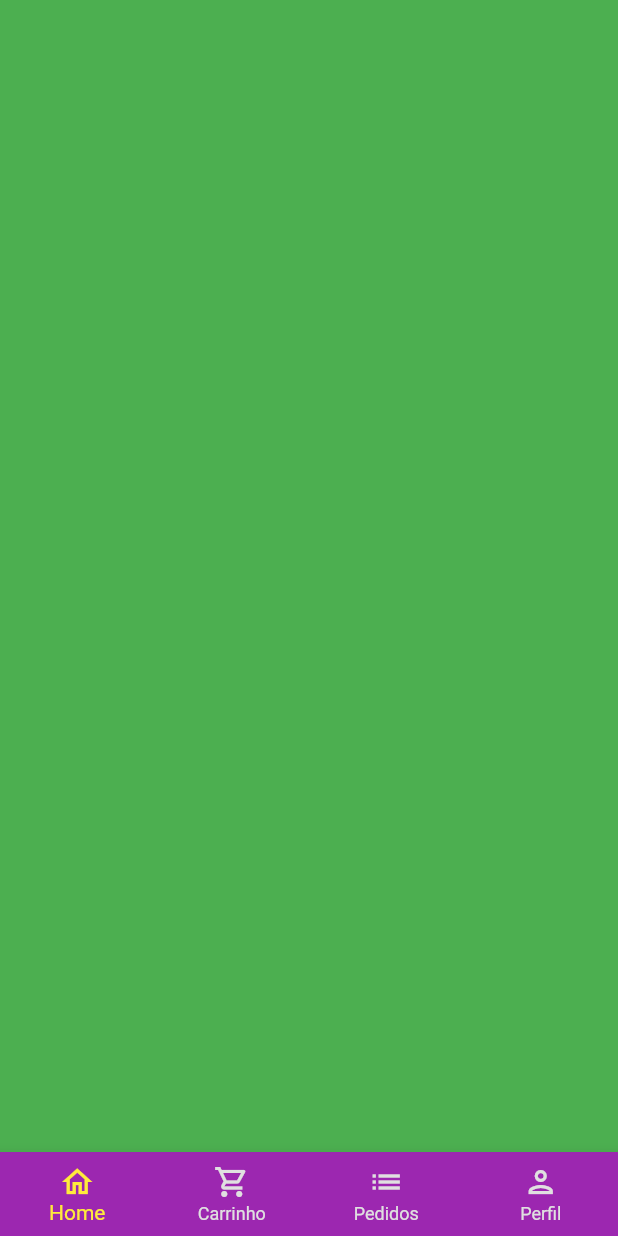
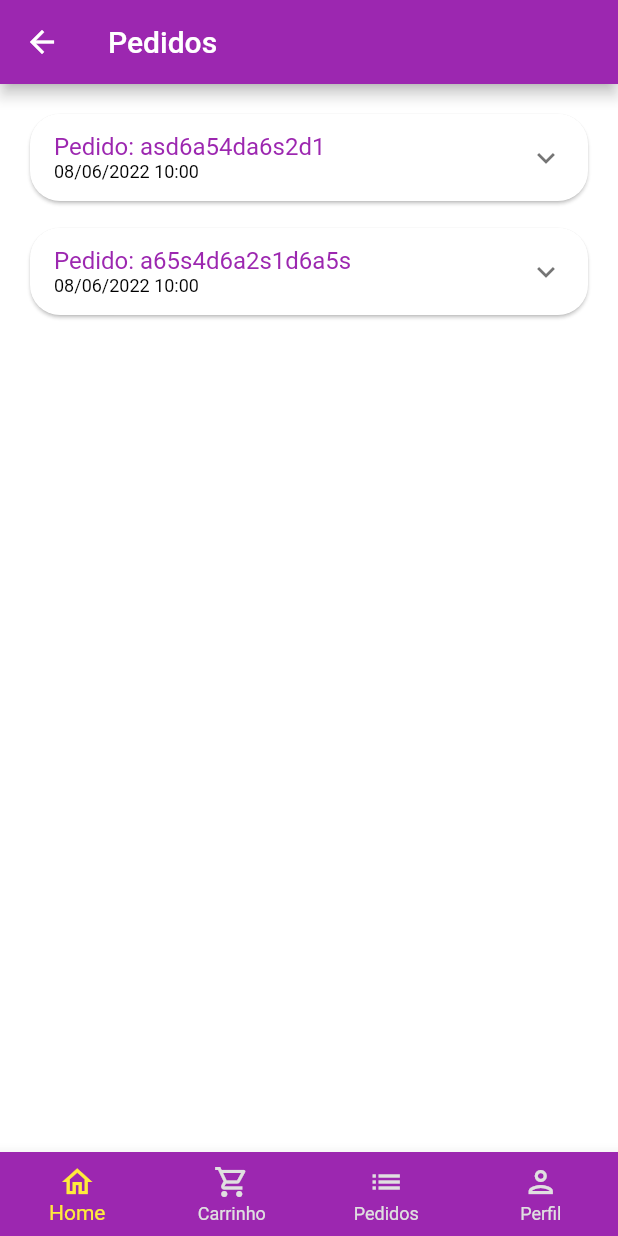
Before and after one commit to emanuelleaviana/purplegrocer, a Flutter app: the BaseScreen screen opened directly, swiped to page 3, on a phone screen of 412 x 824 dp. Run offline on Flutter 3.47's test engine with Material 2 defaults, Android fonts, the phone set to English and light mode, and no system bars; our stand-ins replace animated_text_kit, mask_text_input_formatter.

Commit message:
feat: Adicionando tela de pedidos

```diff
--- a/lib/src/config/app_data.dart
+++ b/lib/src/config/app_data.dart
@@ -1,5 +1,6 @@
 import 'package:quitanda/src/models/cart_item_model.dart';
 import 'package:quitanda/src/models/item_model.dart';
+import 'package:quitanda/src/models/order_model.dart';
 import 'package:quitanda/src/models/user_model.dart';
 
 ItemModel apple = ItemModel(
@@ -96,3 +97,46 @@ UserModel user = UserModel(
   cpf: '098.895.833-30',
   password: '',
 );
+
+List<OrderModel> orders = [
+  OrderModel(
+    copyAndPaste: 'q1w2e3r4t5y6',
+    createdDateTime: DateTime.parse(
+      '2022-06-08 10:00:10.458',
+    ),
+    overdueDateTime: DateTime.parse(
+      '2022-06-08 11:00:10.458',
+    ),
+    id: 'asd6a54da6s2d1',
+    status: 'refunded',
+    total: 11.0,
+    items: [
+      CartItemModel(
+        item: apple,
+        quantity: 2,
+      ),
+      CartItemModel(
+        item: mango,
+        quantity: 2,
+      ),
+    ],
+  ),
+  OrderModel(
+    copyAndPaste: 'q1w2e3r4t5y6',
+    createdDateTime: DateTime.parse(
+      '2022-06-08 10:00:10.458',
+    ),
+    overdueDateTime: DateTime.parse(
+      '2022-06-08 11:00:10.458',
+    ),
+    id: 'a65s4d6a2s1d6a5s',
+    status: 'delivered',
+    total: 11.5,
+    items: [
+      CartItemModel(
+        item: guava,
+        quantity: 1,
+      ),
+    ],
+  ),
+];
--- /dev/null
+++ b/lib/src/models/order_model.dart
@@ -0,0 +1,21 @@
+import 'package:quitanda/src/models/cart_item_model.dart';
+
+class OrderModel {
+  String id;
+  DateTime createdDateTime;
+  DateTime overdueDateTime;
+  List<CartItemModel> items;
+  String status;
+  String copyAndPaste;
+  double total;
+
+  OrderModel({
+    required this.id,
+    required this.createdDateTime,
+    required this.overdueDateTime,
+    required this.items,
+    required this.status,
+    required this.copyAndPaste,
+    required this.total,
+  });
+}
--- a/lib/src/pages/base/base_screen.dart
+++ b/lib/src/pages/base/base_screen.dart
@@ -1,6 +1,7 @@
 import 'package:flutter/material.dart';
 import 'package:quitanda/src/pages/cart/cart_tab.dart';
 import 'package:quitanda/src/pages/home/home_tab.dart';
+import 'package:quitanda/src/pages/orders/orders_tab.dart';
 import 'package:quitanda/src/pages/profile/profile_tab.dart';
 
 class BaseScreen extends StatefulWidget {
@@ -20,13 +21,11 @@ class _BaseScreenState extends State<BaseScreen> {
       body: PageView(
         physics: const NeverScrollableScrollPhysics(),
         controller: pageController,
-        children: [
-          const HomeTab(),
-          const CartTab(),
-          Container(
-            color: Colors.green,
-          ),
-          const ProfileTab(),
+        children: const [
+          HomeTab(),
+          CartTab(),
+          OrdersTab(),
+          ProfileTab(),
         ],
       ),
       bottomNavigationBar: BottomNavigationBar(
--- /dev/null
+++ b/lib/src/pages/orders/components/order_tile.dart
@@ -0,0 +1,111 @@
+import 'package:flutter/material.dart';
+import 'package:quitanda/src/models/cart_item_model.dart';
+import 'package:quitanda/src/models/order_model.dart';
+import 'package:quitanda/src/pages/orders/components/order_status_widget.dart';
+import 'package:quitanda/src/services/utils_services.dart';
+
+class OrderTile extends StatelessWidget {
+  final OrderModel order;
+
+  OrderTile({
+    super.key,
+    required this.order,
+  });
+
+  final UtilsServices utilsServices = UtilsServices();
+
+  @override
+  Widget build(BuildContext context) {
+    return Card(
+      shape: RoundedRectangleBorder(
+        borderRadius: BorderRadiusDirectional.circular(20),
+      ),
+      child: Theme(
+        data: Theme.of(context).copyWith(dividerColor: Colors.transparent),
+        child: ExpansionTile(
+          title: Column(
+            mainAxisSize: MainAxisSize.min,
+            crossAxisAlignment: CrossAxisAlignment.start,
+            children: [
+              Text(
+                'Pedido: ${order.id}',
+                style: const TextStyle(color: Colors.purple),
+              ),
+              Text(
+                utilsServices.formatDateTime(order.createdDateTime),
+                style: const TextStyle(fontSize: 12, color: Colors.black),
+              ),
+            ],
+          ),
+          childrenPadding: const EdgeInsets.fromLTRB(16, 0, 16, 16),
+          children: [
+            SizedBox(
+              height: 150,
+              child: Row(
+                children: [
+                  Expanded(
+                    flex: 3,
+                    child: ListView(
+                      children: order.items.map((orderItem) {
+                        return OrdemItemWidget(
+                          utilsServices: utilsServices,
+                          orderItem: orderItem,
+                        );
+                      }).toList(),
+                    ),
+                  ),
+                  VerticalDivider(
+                    color: Colors.grey.shade300,
+                    thickness: 2,
+                    width: 8,
+                  ),
+                  Expanded(
+                    flex: 2,
+                    child: OrderStatusWidget(
+                      status: order.status,
+                      isOverdue: order.overdueDateTime.isBefore(
+                        DateTime.now(),
+                      ),
+                    ),
+                  )
+                ],
+              ),
+            )
+          ],
+        ),
+      ),
+    );
+  }
+}
+
+class OrdemItemWidget extends StatelessWidget {
+  const OrdemItemWidget({
+    super.key,
+    required this.utilsServices,
+    required this.orderItem,
+  });
+
+  final UtilsServices utilsServices;
+  final CartItemModel orderItem;
+
+  @override
+  Widget build(BuildContext context) {
+    return Padding(
+      padding: const EdgeInsets.only(bottom: 10),
+      child: Row(
+        children: [
+          Text(
+            '${orderItem.quantity} ${orderItem.item.unit} ',
+            style: const TextStyle(fontWeight: FontWeight.bold),
+          ),
+          Expanded(child: Text(orderItem.item.itemName)),
+          Text(
+            utilsServices.priceToCurrency(
+              orderItem.totalPrice(),
+            ),
+          )
+        ],
+      ),
+    );
+  }
+}
--- /dev/null
+++ b/lib/src/pages/orders/orders_tab.dart
@@ -0,0 +1,25 @@
+import 'package:flutter/material.dart';
+import 'package:quitanda/src/config/app_data.dart' as appData;
+import 'package:quitanda/src/pages/orders/components/order_tile.dart';
+
+class OrdersTab extends StatelessWidget {
+  const OrdersTab({super.key});
+
+  @override
+  Widget build(BuildContext context) {
+    return Scaffold(
+      appBar: AppBar(
+        title: const Text('Pedidos'),
+      ),
+      body: ListView.separated(
+        padding: const EdgeInsets.all(16),
+        physics: const BouncingScrollPhysics(),
+        itemBuilder: (_, index) => OrderTile(
+          order: appData.orders[index],
+        ),
+        separatorBuilder: (_, index) => const SizedBox(height: 10),
+        itemCount: appData.orders.length,
+      ),
+    );
+  }
+}
--- a/lib/src/services/utils_services.dart
+++ b/lib/src/services/utils_services.dart
@@ -1,4 +1,5 @@
 import "package:intl/intl.dart";
+import 'package:intl/date_symbol_data_local.dart';
 
 class UtilsServices {
   String priceToCurrency(double price) {
@@ -6,4 +7,12 @@ class UtilsServices {
 
     return numberFormat.format(price);
   }
+
+    String formatDateTime(DateTime dateTime) {
+    initializeDateFormatting();
+
+    DateFormat dateFormat = DateFormat.yMd('pt_BR').add_Hm();
+    return dateFormat.format(dateTime);
+  }
+
 }
```
Also changed, not shown: lib/src/pages/orders/components/order_status_widget.dart (added, +114 -0 lines).
